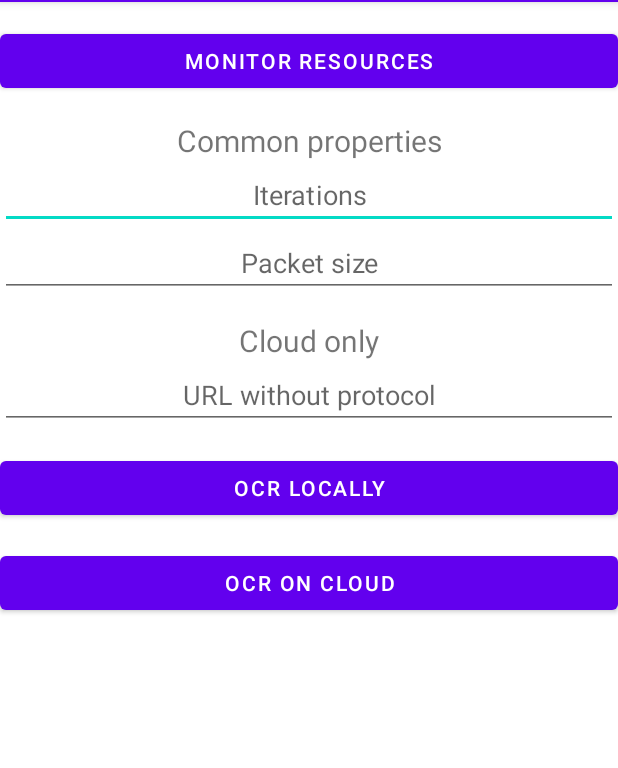
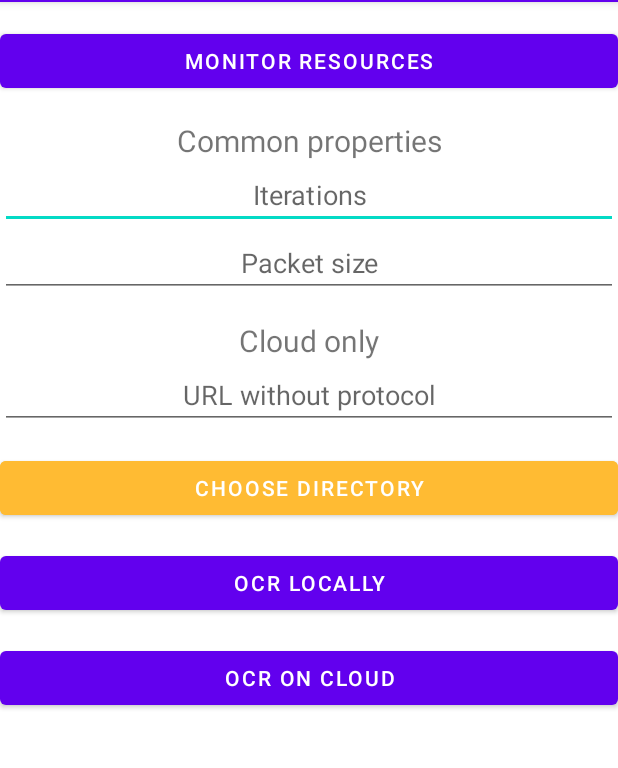
Before and after one commit to wolski0420/MobileSystemOCR, an Android app: the screen it shows after launch (MainActivity), on a phone screen of 412 x 824 dp, the part 82-850 px from its top. Run offline under Robolectric (Android 15) with nearby library versions, the phone set to English and light mode, and no system bars; libraries missing offline, so code that uses them is left out: com.github.doyaaaaaken.kotlincsv, com.googlecode.tesseract; 2 statements that could not run were skipped.

Commit message:
Choosing directory with images

```diff
--- a/app/src/main/AndroidManifest.xml
+++ b/app/src/main/AndroidManifest.xml
@@ -5,6 +5,7 @@
     <uses-permission android:name="android.permission.ACCESS_NETWORK_STATE" />
     <uses-permission android:name="android.permission.RECEIVE_BOOT_COMPLETED" />
     <uses-permission android:name="android.permission.WRITE_EXTERNAL_STORAGE" />
+    <uses-permission android:name="android.permission.READ_EXTERNAL_STORAGE" />
     <uses-permission android:name="android.permission.INTERNET" />
 
     <uses-feature android:name="android.hardware.camera" />
--- a/app/src/main/java/com/example/ocr/MainActivity.kt
+++ b/app/src/main/java/com/example/ocr/MainActivity.kt
@@ -1,15 +1,21 @@
 package com.example.ocr
 
+import android.annotation.SuppressLint
 import android.content.Intent
 import android.content.res.Resources
 import android.graphics.Bitmap
 import android.graphics.BitmapFactory
+import android.graphics.Color
 import android.graphics.drawable.BitmapDrawable
+import android.net.Uri
 import android.os.Bundle
-import android.os.SystemClock
+import android.os.Environment
 import android.util.Log
 import android.view.View
+import androidx.activity.result.ActivityResultLauncher
+import androidx.activity.result.contract.ActivityResultContracts
 import androidx.appcompat.app.AppCompatActivity
+import androidx.documentfile.provider.DocumentFile
 import kotlinx.android.synthetic.main.activity_main.*
 import java.io.ByteArrayOutputStream
 import java.io.File
@@ -20,12 +26,30 @@ class MainActivity : AppCompatActivity() {
     private lateinit var monitor: ResourcesMonitor
     private lateinit var csvService: CSVFileService
     private lateinit var collector: ResultDataCollector
+    private lateinit var dirChooser: ActivityResultLauncher<Uri>
+    private lateinit var initialDir: Uri
+    private lateinit var chosenDir: Uri
     private var language = "eng"
     private var mTessOCR: TesseractOCR? = null
 
     override fun onCreate(savedInstanceState: Bundle?) {
         super.onCreate(savedInstanceState)
         setContentView(R.layout.activity_main)
+
+        initialDir = Uri.fromFile(Environment.getExternalStoragePublicDirectory(Environment.DIRECTORY_DCIM))
+        dirChooser = registerForActivityResult(ActivityResultContracts.OpenDocumentTree()) { result ->
+            if (result != null) {
+                chosenDir = result
+                initialDir = result
+
+                val dirDocument = DocumentFile.fromTreeUri(this.applicationContext, chosenDir)
+                if (dirDocument != null && dirDocument.exists() && dirDocument.isDirectory) {
+                    choose_dir_button.setBackgroundColor(Color.GREEN)
+                } else {
+                    choose_dir_button.setBackgroundColor(Color.RED)
+                }
+            }
+        }
 
         mTessOCR = TesseractOCR(this, language)
         monitor = ResourcesMonitor(this)
@@ -38,6 +62,22 @@ class MainActivity : AppCompatActivity() {
         startActivity(intent)
     }
 
+    @SuppressLint("Recycle")
+    private fun loadFilesAsByteArrays(): List<ByteArray>{
+        val dirDocument: DocumentFile? = DocumentFile.fromTreeUri(this.applicationContext, chosenDir)
+        val listOfByteArrays = mutableListOf<ByteArray>()
+
+        dirDocument?.listFiles()?.forEach { fileDocument ->
+            contentResolver.openInputStream(fileDocument.uri)?.readBytes()?.let { listOfByteArrays.add(it) }
+        }
+
+        return listOfByteArrays
+    }
+
+    fun chooseDirectory(view: View) {
+        dirChooser.launch(initialDir)
+    }
+
     fun ocrLocal(view: View) {
         // getting drawables
         val res = resources as Resources
@@ -48,18 +88,21 @@ class MainActivity : AppCompatActivity() {
         // taking params from inputs
         val iterations = iterations_input.text.toString().toInt()
         val packetSize = packet_size_input.text.toString().toInt()
+        val inputStreams = loadFilesAsByteArrays()
 
         Thread {
             // processing multiple times
-            for (i in 1..10) {
+            for (i in 1..1) {
                 size = 0
                 collector.start()
 
                 // every time different number of drawables
-                for (j in 0..i) {
+                for (j in 1..i) {
                     // converting into bitmaps and OCRing
-                    val bmp = BitmapFactory.decodeResource(res, ids[j])
-                    size += bmp.byteCount
+                    val image = inputStreams[0]
+                    val bmp = BitmapFactory.decodeByteArray(image, 0, image.size)
+//                    size += bmp.byteCount
+                    size += image.size
                     resultText = mTessOCR!!.getOCRResult(bmp)
 
                     if (resultText != "") {
--- a/app/src/main/res/layout/activity_main.xml
+++ b/app/src/main/res/layout/activity_main.xml
@@ -59,6 +59,16 @@
         tools:ignore="Autofill"/>
 
     <Button
+        android:id="@+id/choose_dir_button"
+        android:layout_width="match_parent"
+        android:layout_height="wrap_content"
+        android:layout_marginTop="15sp"
+        android:backgroundTint="@android:color/holo_orange_light"
+        android:onClick="chooseDirectory"
+        android:text="@string/choose_directory"
+        android:textAlignment="center" />
+
+    <Button
         android:layout_width="match_parent"
         android:layout_height="wrap_content"
         android:layout_marginTop="15sp"
--- a/app/src/main/res/values/strings.xml
+++ b/app/src/main/res/values/strings.xml
@@ -19,4 +19,5 @@
     <string name="url_input">URL without protocol</string>
     <string name="common_label">Common properties</string>
     <string name="cloud_label">Cloud only</string>
+    <string name="choose_directory">Choose directory</string>
 </resources>
```
